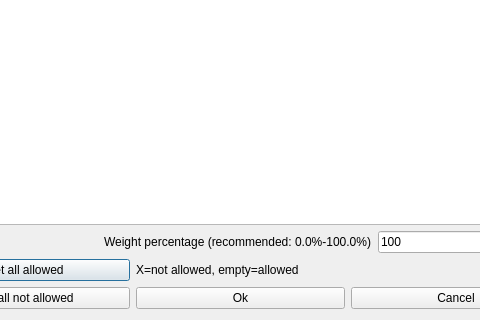
Above: fet/src/interface/modifyconstraintactivitypreferredstartingtimesform_template.ui from vonmecheln/fet before the change; both pictures show x 91 to 571 and y 276 to 596 of the 663 by 596 pixel window. Below: the same form after it.
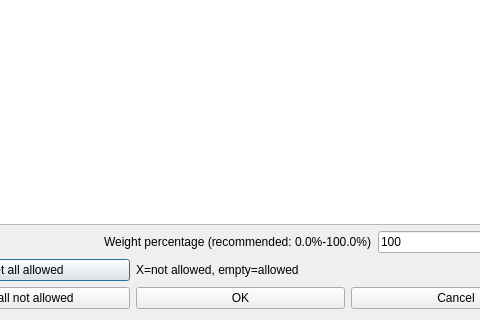
That is the form after the change.

The edit to the form file:
```diff
--- a/fet/src/interface/modifyconstraintactivitypreferredstartingtimesform_template.ui
+++ b/fet/src/interface/modifyconstraintactivitypreferredstartingtimesform_template.ui
@@ -164,7 +164,7 @@
      <item row="1" column="1">
       <widget class="QPushButton" name="okPushButton">
        <property name="text">
-        <string>Ok</string>
+        <string>OK</string>
        </property>
       </widget>
      </item>
```
